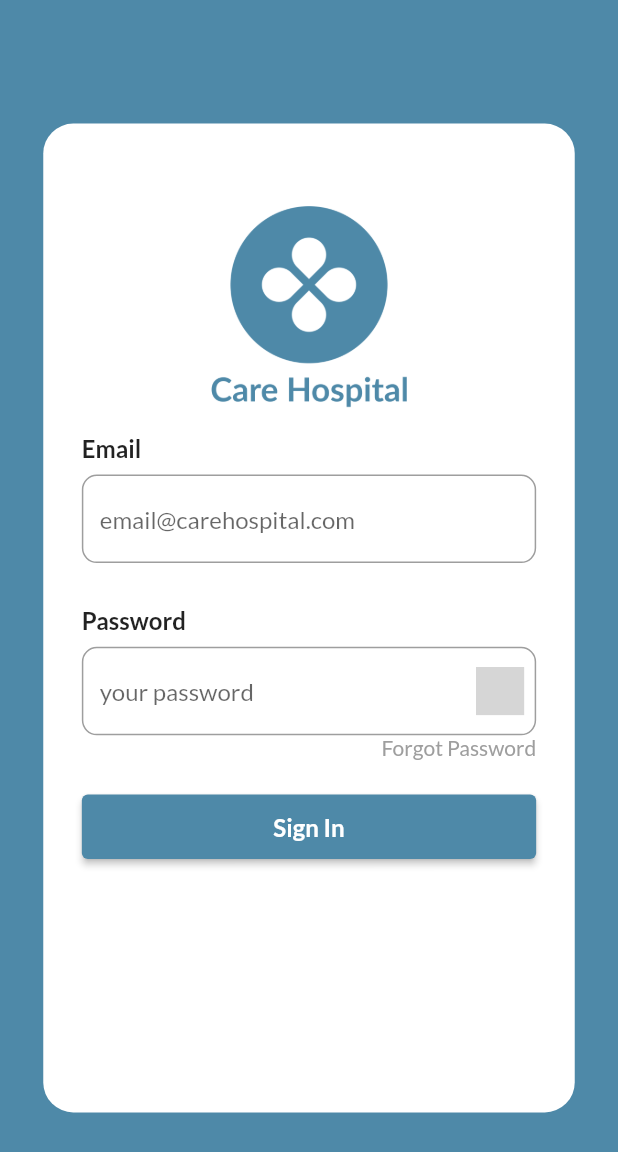
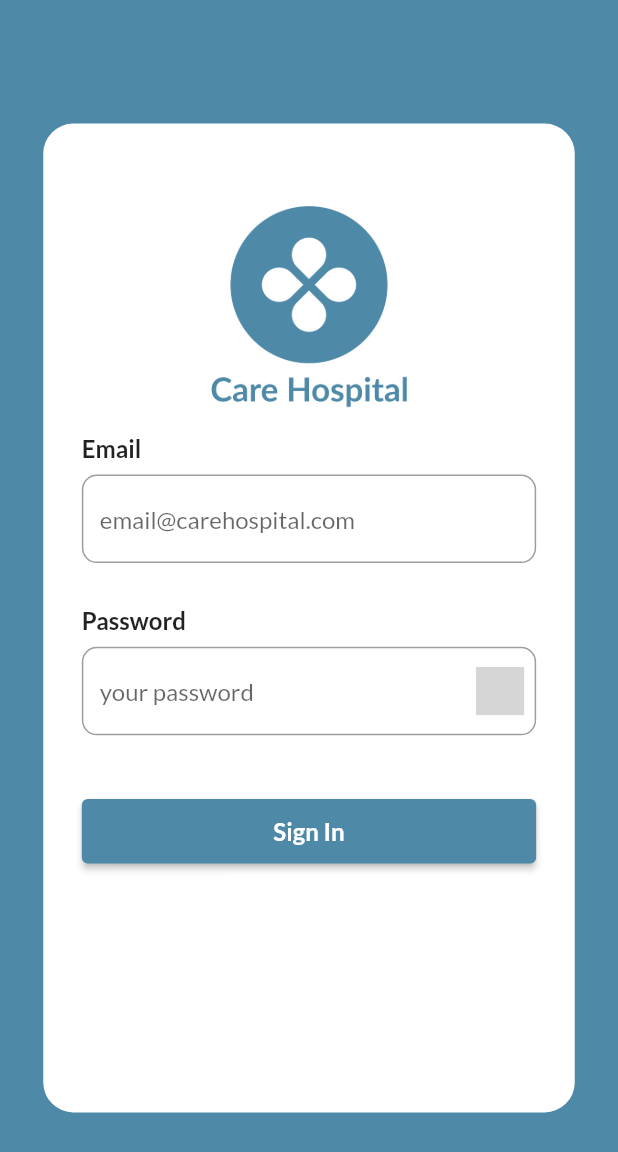
Before and after one commit to Kelompok-7-alterra-batch-2/Flutter, a Flutter app: the screen it shows after launch, on a phone screen of 412 x 824 dp. Shown: the top 1152 px of the screen. Run offline on Flutter 3.47's test engine with Material 2 defaults, Android fonts, the phone set to English and light mode, and no system bars; our stand-ins replace animated_splash_screen, bloc, dartz, dio, flutter_bloc, jwt_decoder and 2 more; missing offline and left inert: iconify_flutter; grey boxes are pictures that could not be loaded.

Commit message:
Update progress
- Nama pada outpatient jika panjangnya lebih dari 15 karakter akan dipotong dan digantikan dengan (...)
- Penghapusan 'forgot password' pada page login

```diff
--- a/capstone_project_hospital_management/lib/screen/login/login_page_api.dart
+++ b/capstone_project_hospital_management/lib/screen/login/login_page_api.dart
@@ -327,28 +327,8 @@ class _LoginPageApiState extends State<LoginPageApi> {
                                     onChanged: (value) => _password = value,
                                   ),
                                 ),
-                                Row(
-                                  mainAxisAlignment: MainAxisAlignment.end,
-                                  children: [
-                                    GestureDetector(
-                                      child: const Text(
-                                        "Forgot Password",
-                                        textAlign: TextAlign.end,
-                                        style: TextStyle(
-                                          color: Colors.grey,
-                                        ),
-                                      ),
-                                      onTap: () {
-                                        Navigator.of(context).pushReplacement(
-                                            MaterialPageRoute(
-                                                builder: (context) {
-                                          return const MyApp();
-                                        }));
-                                      },
-                                    ),
-                                  ],
-                                ),
-                                const SizedBox(height: 20),
+
+                                const SizedBox(height: 40),
                                 Container(
                                   alignment: Alignment.center,
                                   child: (state is AuthLoading)
--- a/capstone_project_hospital_management/lib/widget/from_API/patient_builder_api.dart
+++ b/capstone_project_hospital_management/lib/widget/from_API/patient_builder_api.dart
@@ -55,6 +55,7 @@ class PatientBuilderAPI extends StatelessWidget {
         return Padding(
           padding: const EdgeInsets.symmetric(horizontal: 8.0),
           child: ListView.builder(
+            physics: const NeverScrollableScrollPhysics(),
             scrollDirection: Axis.vertical,
             shrinkWrap: true,
             itemCount: snapshot.data!.length,
--- a/capstone_project_hospital_management/lib/widget/from_API/patient_builder_done_api.dart
+++ b/capstone_project_hospital_management/lib/widget/from_API/patient_builder_done_api.dart
@@ -57,6 +57,7 @@ class PatientBuilderDoneAPI extends StatelessWidget {
         return Padding(
           padding: const EdgeInsets.symmetric(horizontal: 8.0),
           child: ListView.builder(
+            physics: const NeverScrollableScrollPhysics(),
             scrollDirection: Axis.vertical,
             shrinkWrap: true,
             itemCount: snapshot.data!.length,
--- a/capstone_project_hospital_management/lib/widget/from_API/patient_single_list_api.dart
+++ b/capstone_project_hospital_management/lib/widget/from_API/patient_single_list_api.dart
@@ -69,7 +69,9 @@ class PatientSingleListAPI extends StatelessWidget {
               children: [
                 Expanded(child: Container()),
                 Text(
-                  "${patient.patient!.name}",
+                  patient.patient!.name!.length > 20
+                      ? "${patient.patient!.name!.substring(0, 14)}..."
+                      : "${patient.patient!.name}",
                   style: sett.body5,
                 ),
                 Expanded(child: Container()),
--- a/capstone_project_hospital_management/lib/widget/from_API/patient_single_list_done_api.dart
+++ b/capstone_project_hospital_management/lib/widget/from_API/patient_single_list_done_api.dart
@@ -64,7 +64,9 @@ class PatientSingleListAPIDone extends StatelessWidget {
               children: [
                 Expanded(child: Container()),
                 Text(
-                  "${patient.patient!.name}",
+                  patient.patient!.name!.length > 20
+                      ? "${patient.patient!.name!.substring(0, 14)}..."
+                      : "${patient.patient!.name}",
                   style: sett.body5d,
                 ),
                 Expanded(child: Container()),
```
Also changed, not shown: capstone_project_hospital_management/lib/services/API/patient_api_service.dart (+11 -9 lines), capstone_project_hospital_management/lib/widget/from_API/doctor_dashboard.dart (+6 -2 lines).
